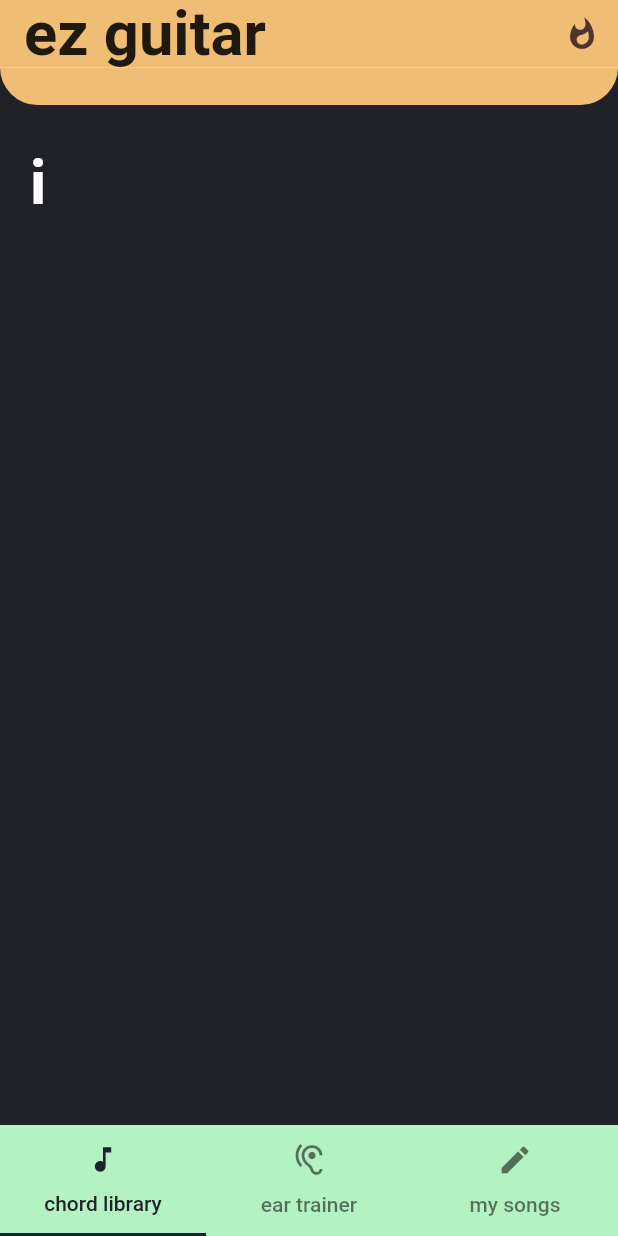
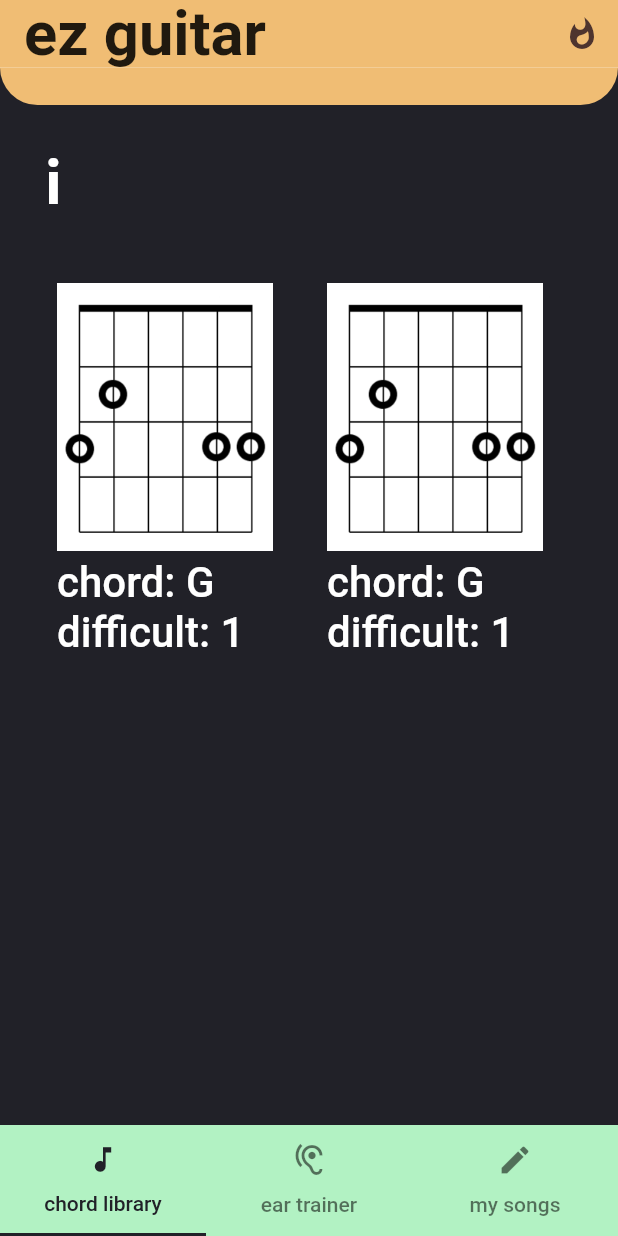
Before and after one commit to kobemhlee/chord_app, a Flutter app: the screen it shows after launch, on a phone screen of 412 x 824 dp. Run offline on Flutter 3.47's test engine with Material 2 defaults, Android fonts, the light colour scheme and no system bars; our stand-ins replace audioplayers, getflutter.

Commit message:
Chord Lib Page Basic Layout Skeleton Established

```diff
--- a/lib/main.dart
+++ b/lib/main.dart
@@ -63,13 +63,100 @@ class _MyHomePageState extends State<MyHomePage> with TickerProviderStateMixin {
                                   fontWeight: FontWeight.w600,
                                   fontSize: 28
                               )),
-                          Text( "i", textAlign: TextAlign.left,
+                          Text( " i", textAlign: TextAlign.left,
                               style: TextStyle(
                                   color: Colors.white,
                                   fontWeight: FontWeight.w600,
                                   fontSize: 41
                               )),
-
+                          Container(
+                            margin: EdgeInsets.symmetric(vertical: 20.0),
+                            height: 300.0,
+                            child: ListView(
+                              scrollDirection: Axis.horizontal,
+                              children: <Widget>[
+                                Container(
+                                  width: 180.0,
+                                  color: Color(0xff212128),
+                                  child: ListView(
+                                    padding: EdgeInsets.all(18),
+                                    children: [
+                                      Image(
+                                        image: AssetImage("assets/test.png"),
+                                        width: 180,
+                                        height: 188,
+                                        alignment: Alignment.centerLeft,
+                                      ),
+                                      Text( "chord: G\ndifficult: 1", textAlign: TextAlign.left,
+                                          style: TextStyle(
+                                              color: Colors.white,
+                                              fontWeight: FontWeight.w500,
+                                              fontSize: 28
+                                          )),
+                                    ]
+                                  ),
+                                ),
+                                Container(
+                                  width: 180.0,
+                                  color: Color(0xff212128),
+                                  child: ListView(
+                                      padding: EdgeInsets.all(18),
+                                      children: [
+                                        Image(
+                                          image: AssetImage("assets/test.png"),
+                                          width: 180,
+                                          height: 188,
+                                          alignment: Alignment.centerLeft,
+                                        ),
+                                        Text( "chord: G\ndifficult: 1", textAlign: TextAlign.left,
+                                            style: TextStyle(
+                                                color: Colors.white,
+                                                fontWeight: FontWeight.w500,
+                                                fontSize: 28
+                                            )),
+                                      ]
+                                  ),
+                                ),
+                                Container(
+                                  width: 180.0,
+                                  color: Color(0xff212128),
+                                  child: ListView(
+                                      padding: EdgeInsets.all(18),
+                                      children: [
+                                        Image(
+                                          image: AssetImage("assets/test.png"),
+                                          width: 180,
+                                          height: 188,
+                                          alignment: Alignment.centerLeft,
+                                        ),
+                                        Text( "chord: G\ndifficult: 1", textAlign: TextAlign.left,
+                                            style: TextStyle(
+                                                color: Colors.white,
+                                                fontWeight: FontWeight.w500,
+                                                fontSize: 28
+                                            )),
+                                      ]
+                                  ),
+                                ),
+                                Container(
+                                  width: 160.0,
+                                  color: Colors.blue,
+                                ),
+                                Container(
+                                  width: 160.0,
+                                  color: Colors.green,
+                                ),
+                                Container(
+                                  width: 160.0,
+                                  color: Colors.yellow,
+                                ),
+                                Container(
+                                  width: 160.0,
+                                  color: Colors.orange,
+                                ),
+                              ],
+                            ),
+                          )
                         ]
                       )
                     ),
--- a/pubspec.yaml
+++ b/pubspec.yaml
@@ -55,6 +55,7 @@ flutter:
     - assets/wood.JPG
     - assets/sample.mp3
     - assets/picktest.png
+    - assets/test.png
 
 
 
```
Also changed, not shown: assets/test.png (added), pubspec.lock.
